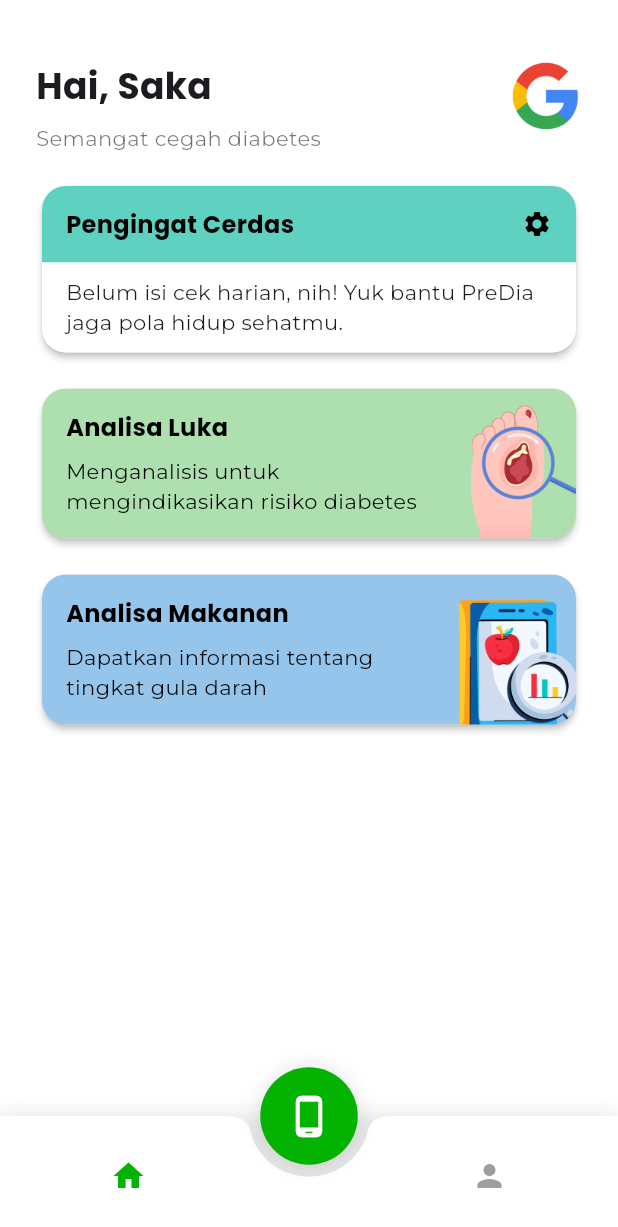
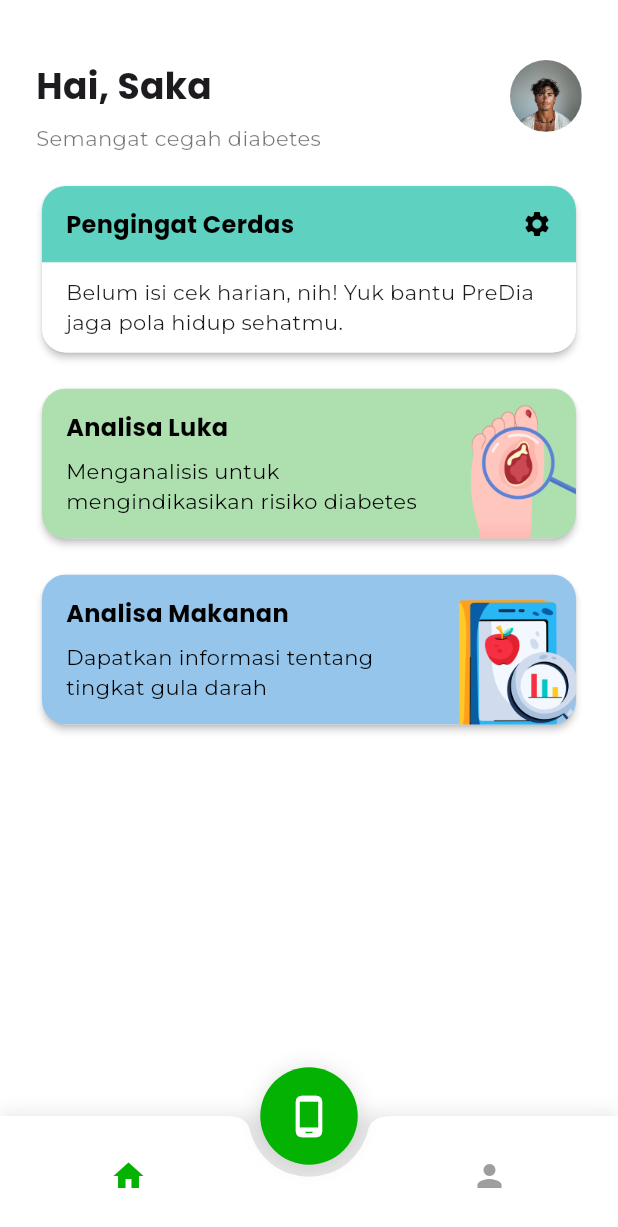
Before and after one commit to sakaaja27/predia, a Flutter app: the Home screen opened by its route, on a phone screen of 412 x 824 dp. Shown: the top 1227 px of the screen. Run offline on Flutter 3.47's test engine with Material 3 defaults, Android fonts, the phone set to English and light mode, and no system bars; our stand-ins replace get, google_fonts.

Commit message:
add custom default img avatar

```diff
--- a/lib/screen/home/home.dart
+++ b/lib/screen/home/home.dart
@@ -40,7 +40,7 @@ class Home extends StatelessWidget {
                 ClipRRect(
                   borderRadius: BorderRadius.circular(30),
                   child: Image.asset(
-                    'assets/images/google.png',
+                    'assets/images/people.png',
                     width: 48,
                     height: 48,
                     fit: BoxFit.cover,
```
Also changed, not shown: assets/images/people.png (added).
